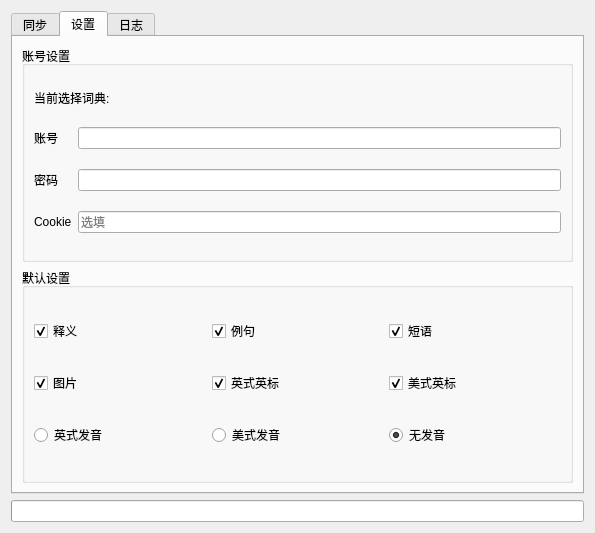
The window that addon/UIForm/main_ui.ui (gxr404/Dict2AnkiFork) describes before a commit, drawn with Qt 5.
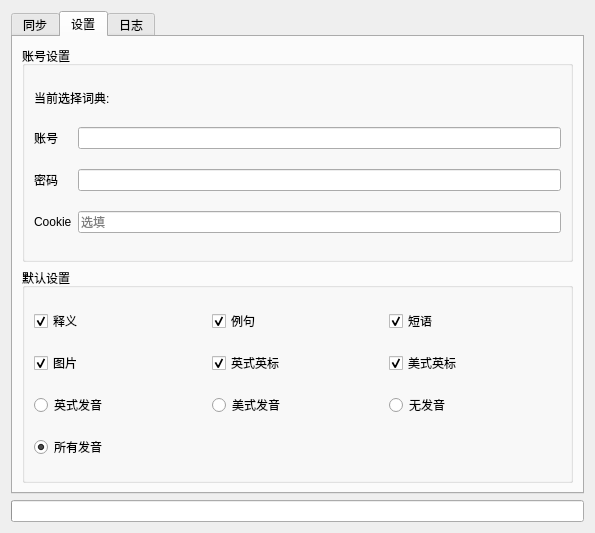
The same window after the commit. The open tabs and pages were chosen to show the change.

Commit message: feat: add config allPron

```diff
--- a/addon/UIForm/main_ui.ui
+++ b/addon/UIForm/main_ui.ui
@@ -269,6 +269,16 @@
             </property>
            </widget>
           </item>
+          <item row="6" column="0">
+            <widget class="QRadioButton" name="noPronRadioButton">
+             <property name="text">
+              <string>所有发音</string>
+             </property>
+             <property name="checked">
+              <bool>true</bool>
+             </property>
+            </widget>
+           </item>
           <item row="0" column="2">
            <widget class="QCheckBox" name="phraseCheckBox">
             <property name="text">
```
The commit also changes 6 other files.
